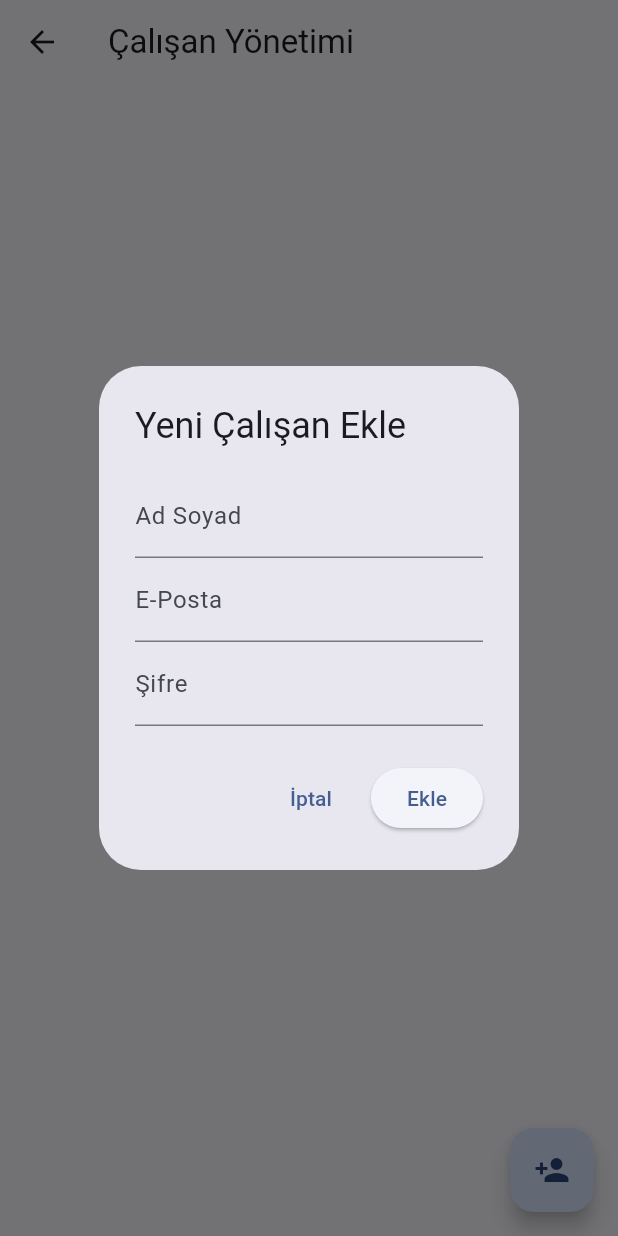
After one commit to TahirAtakanCan/iWindoorMobile, a Flutter app: the EmployeeListScreen screen opened directly, after a tap on the "person add" icon, on a phone screen of 412 x 824 dp. The commit adds this screen. Run offline on Flutter 3.47's test engine with Material 3 defaults, Android fonts, the phone set to English and light mode, and no system bars; our stand-ins replace dio, pdf, printing, shared_preferences; accounts and stored records are empty; network calls fail.

Commit message:
feat: Add Employee Management Screen and Fix Null Safety Crash
- Feat: Create `EmployeeListScreen` to list and add company employees.
- Feat: Update `ApiService` with `getEmployees` and `createEmployee` methods.
- Fix: Update `UserModel.fromJson` with null-coalescing operators (`??`) to prevent app crash when backend returns null for String fields (fixes "type Null is not a subtype of String" error).
- UI: Add navigation to Employee List from the main Drawer.

```diff
--- /dev/null
+++ b/lib/models/user_model.dart
@@ -0,0 +1,22 @@
+class UserModel {
+  final int id;
+  final String fullName;
+  final String email;
+  final String role;
+
+  UserModel({
+    required this.id,
+    required this.fullName,
+    required this.email,
+    required this.role
+  });
+
+  factory UserModel.fromJson(Map<String, dynamic> json) {
+    return UserModel(
+      id: json['id'] ?? 0, // ID null gelirse 0 yap
+      fullName: json['fullName'] ?? "İsimsiz Kullanıcı", // İsim null ise varsayılan yazı
+      email: json['email'] ?? "", // Email null ise boş bırak
+      role: json['role'] ?? "EMPLOYEE", // Rol null ise EMPLOYEE varsay
+    );
+  }
+}
--- /dev/null
+++ b/lib/screens/employee_list_screen.dart
@@ -0,0 +1,117 @@
+import 'package:flutter/material.dart';
+import '../services/api_service.dart';
+import '../models/user_model.dart';
+
+class EmployeeListScreen extends StatefulWidget {
+  const EmployeeListScreen({super.key});
+
+  @override
+  State<EmployeeListScreen> createState() => _EmployeeListScreenState();
+}
+
+class _EmployeeListScreenState extends State<EmployeeListScreen> {
+  final ApiService _apiService = ApiService();
+  late Future<List<UserModel>> _employeesFuture;
+
+  @override
+  void initState() {
+    super.initState();
+    _refreshList();
+  }
+
+  void _refreshList() {
+    setState(() {
+      _employeesFuture = _apiService.getEmployees();
+    });
+  }
+
+  // Yeni Çalışan Ekleme Dialogu
+  void _showAddEmployeeDialog() {
+    final nameController = TextEditingController();
+    final emailController = TextEditingController();
+    final passwordController = TextEditingController();
+
+    showDialog(
+      context: context,
+      builder: (context) => AlertDialog(
+        title: const Text("Yeni Çalışan Ekle"),
+        content: SingleChildScrollView(
+          child: Column(
+            mainAxisSize: MainAxisSize.min,
+            children: [
+              TextField(controller: nameController, decoration: const InputDecoration(labelText: "Ad Soyad")),
+              TextField(controller: emailController, decoration: const InputDecoration(labelText: "E-Posta")),
+              TextField(controller: passwordController, decoration: const InputDecoration(labelText: "Şifre"), obscureText: true),
+            ],
+          ),
+        ),
+        actions: [
+          TextButton(onPressed: () => Navigator.pop(context), child: const Text("İptal")),
+          ElevatedButton(
+            onPressed: () async {
+              if (nameController.text.isEmpty || emailController.text.isEmpty || passwordController.text.isEmpty) return;
+
+              Navigator.pop(context); // Dialogu kapat
+
+              bool success = await _apiService.createEmployee(
+                nameController.text,
+                emailController.text,
+                passwordController.text
+              );
+
+              if (success) {
+                _refreshList();
+                if (mounted) ScaffoldMessenger.of(context).showSnackBar(const SnackBar(content: Text("Çalışan eklendi.")));
+              } else {
+                if (mounted) ScaffoldMessenger.of(context).showSnackBar(const SnackBar(content: Text("Hata oluştu."), backgroundColor: Colors.red));
+              }
+            },
+            child: const Text("Ekle"),
+          ),
+        ],
+      ),
+    );
+  }
+
+  @override
+  Widget build(BuildContext context) {
+    return Scaffold(
+      appBar: AppBar(title: const Text("Çalışan Yönetimi")),
+      floatingActionButton: FloatingActionButton(
+        onPressed: _showAddEmployeeDialog,
+        child: const Icon(Icons.person_add),
+      ),
+      body: FutureBuilder<List<UserModel>>(
+        future: _employeesFuture,
+        builder: (context, snapshot) {
+          if (snapshot.connectionState == ConnectionState.waiting) return const Center(child: CircularProgressIndicator());
+
+          if (!snapshot.hasData || snapshot.data!.isEmpty) {
+            return const Center(child: Text("Henüz çalışan eklenmemiş."));
+          }
+
+          final employees = snapshot.data!;
+
+          return ListView.builder(
+            itemCount: employees.length,
+            itemBuilder: (context, index) {
+              final emp = employees[index];
+              return Card(
+                margin: const EdgeInsets.symmetric(horizontal: 10, vertical: 5),
+                child: ListTile(
+                  leading: CircleAvatar(child: Text(emp.fullName[0].toUpperCase())),
+                  title: Text(emp.fullName),
+                  subtitle: Text(emp.email),
+                  trailing: Chip(
+                    label: Text(emp.role == 'COMPANY_ADMIN' ? 'Yönetici' : 'Çalışan'),
+                    backgroundColor: emp.role == 'COMPANY_ADMIN' ? Colors.orange.shade100 : Colors.blue.shade100,
+                  ),
+                ),
+              );
+            },
+          );
+        },
+      ),
+    );
+  }
+}
--- a/lib/services/api_service.dart
+++ b/lib/services/api_service.dart
@@ -4,6 +4,7 @@ import 'package:iwindoor_mobil/models/profile.dart';
 import '../models/project.dart';
 import '../models/project_specs.dart';
 import 'auth_service.dart';
+import '../models/user_model.dart';
 
 class ApiService {
   // Android Emulator için: 10.0.2.2
@@ -285,4 +286,34 @@ class ApiService {
     }
   }
 
+  // Çalışanları Listele
+  Future<List<UserModel>> getEmployees() async {
+    try {
+      final response = await _dio.get('/users');
+      if (response.statusCode == 200) {
+        var list = response.data as List;
+        return list.map((e) => UserModel.fromJson(e)).toList();
+      }
+      return [];
+    } catch (e) {
+      print("Çalışan Listesi Hatası: $e");
+      return [];
+    }
+  }
+
+  // Yeni Çalışan Ekle
+  Future<bool> createEmployee(String fullName, String email, String password) async {
+    try {
+      final response = await _dio.post('/users', data: {
+        'fullName': fullName,
+        'email': email,
+        'password': password,
+      });
+      return response.statusCode == 200;
+    } catch (e) {
+      print("Çalışan Ekleme Hatası: $e");
+      return false;
+    }
+  }
+
 }
```
Also changed, not shown: lib/screens/home_screen.dart (+9 -0 lines).
